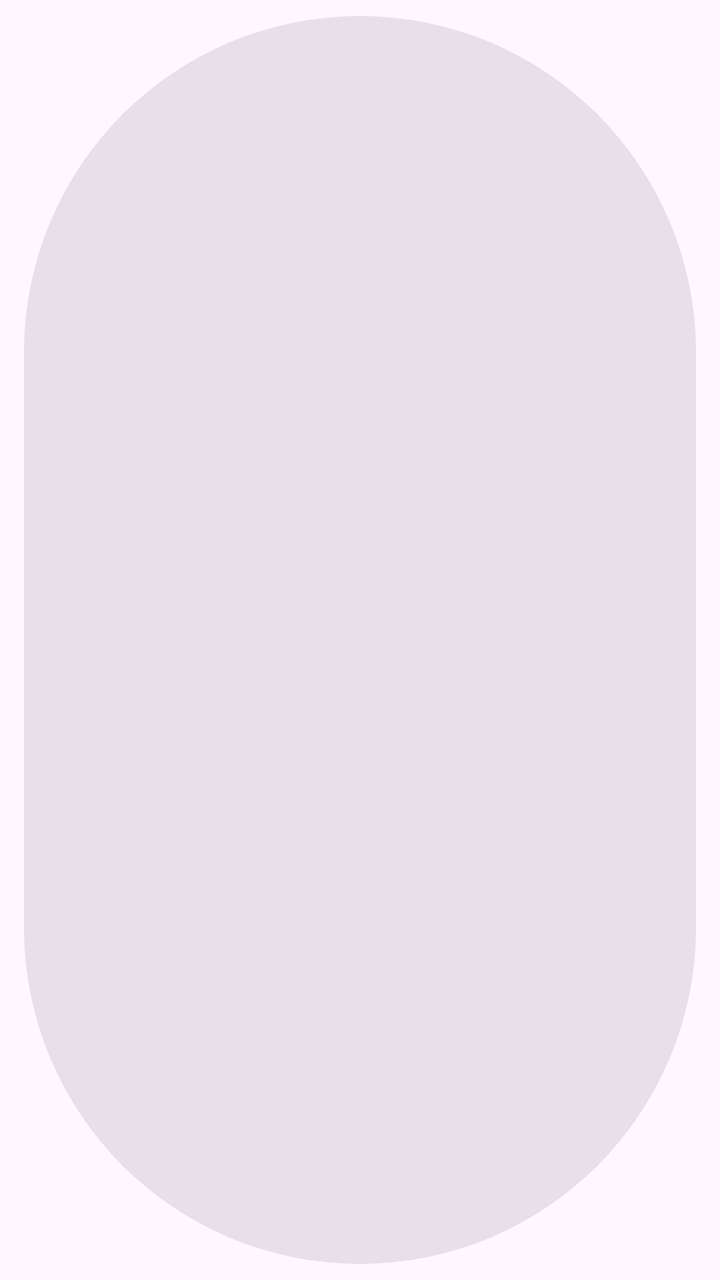
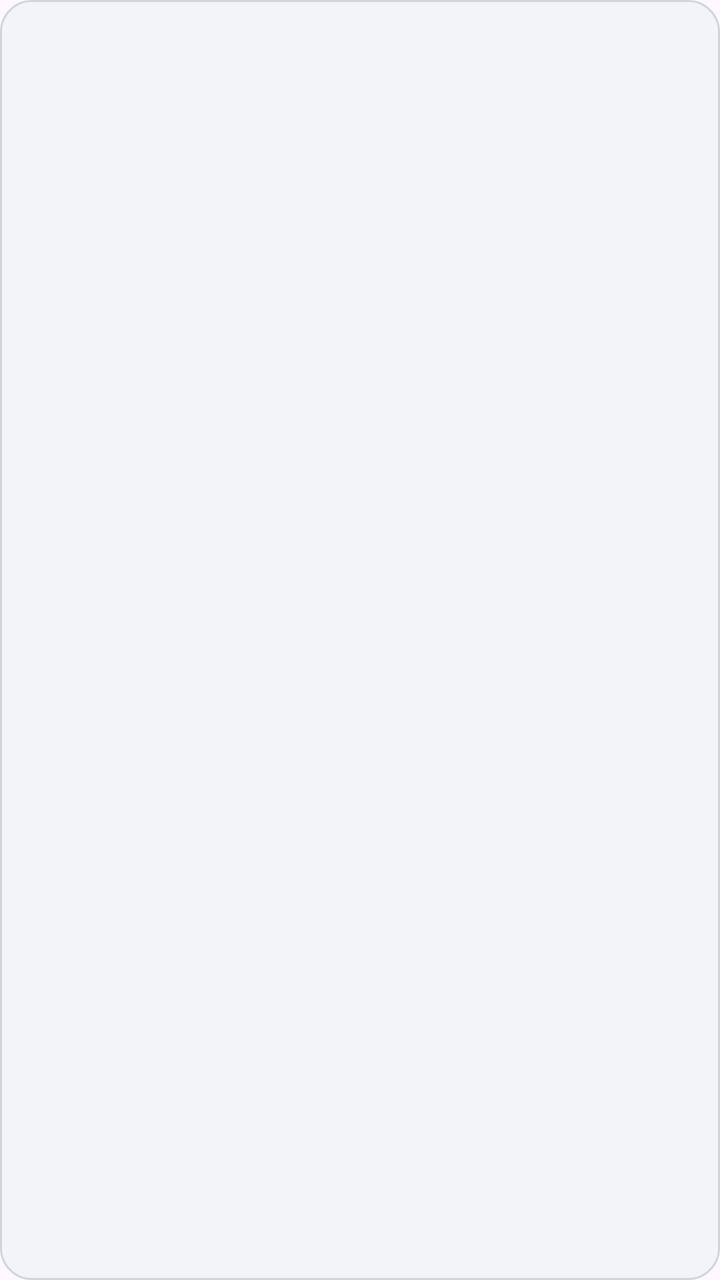

Compare the two renders of this Android layout. The source of the first and the diff that turns it into the second are given below.
<!-- AndroidManifest.xml: application theme Theme.Project -->
<!-- res/layout/item_occasion_chip.xml -->
<?xml version="1.0" encoding="utf-8"?>
<com.google.android.material.chip.Chip xmlns:android="http://schemas.android.com/apk/res/android"
    style="@style/Widget.MaterialComponents.Chip.Choice"
    android:layout_width="wrap_content"
    android:layout_height="wrap_content"
    android:checkable="true"
    android:clickable="true"
    android:focusable="true" />
<!-- resources referenced by this layout -->
<resources>
  <style name="Theme.Project" parent="Base.Theme.Project" />
  <style name="Base.Theme.Project" parent="Theme.Material3.DayNight.NoActionBar">
          
          
      </style>
</resources>

<!-- the commit's change to res/layout/item_occasion_chip.xml (unified diff, before → after) -->
@@ -1,8 +1,17 @@
 <?xml version="1.0" encoding="utf-8"?>
 <com.google.android.material.chip.Chip xmlns:android="http://schemas.android.com/apk/res/android"
+    xmlns:app="http://schemas.android.com/apk/res-auto"
     style="@style/Widget.MaterialComponents.Chip.Choice"
     android:layout_width="wrap_content"
-    android:layout_height="wrap_content"
+    android:layout_height="32dp"
     android:checkable="true"
     android:clickable="true"
-    android:focusable="true" />
+    android:focusable="true"
+    android:textColor="@color/chip_text_color"
+    android:textSize="14sp"
+    app:chipBackgroundColor="@color/chip_background_color"
+    app:chipCornerRadius="16dp"
+    app:chipMinHeight="32dp"
+    app:chipStrokeColor="@color/chip_stroke_color"
+    app:chipStrokeWidth="1dp"
+    app:ensureMinTouchTargetSize="false" />
